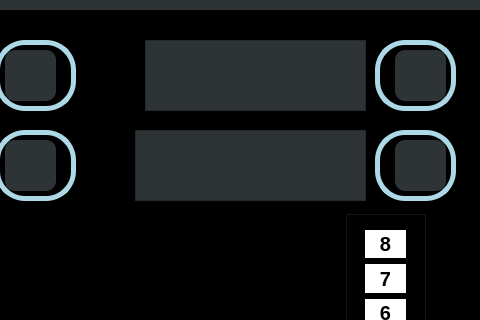
Before: the Qt Designer form Oasis/mainwindow.ui in AmnElDawla/OasisPro, drawn with Qt 5; both pictures show x 95 to 575 and y 0 to 320 of the 1428 by 579 pixel window.
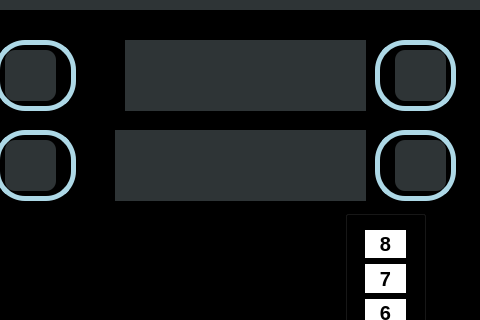
After: the same form once the commit is applied. Icons and pictures are not drawn.

What changed in the file:
```diff
--- a/Oasis/mainwindow.ui
+++ b/Oasis/mainwindow.ui
@@ -613,22 +613,40 @@
     <widget class="QListWidget" name="listDuration">
      <property name="geometry">
       <rect>
-       <x>240</x>
+       <x>220</x>
        <y>30</y>
-       <width>221</width>
+       <width>241</width>
        <height>71</height>
       </rect>
      </property>
+     <property name="styleSheet">
+      <string notr="true"/>
+     </property>
+     <property name="frameShape">
+      <enum>QFrame::NoFrame</enum>
+     </property>
+     <property name="lineWidth">
+      <number>0</number>
+     </property>
     </widget>
     <widget class="QListWidget" name="listSession">
      <property name="geometry">
       <rect>
-       <x>230</x>
+       <x>210</x>
        <y>120</y>
-       <width>231</width>
+       <width>251</width>
        <height>71</height>
       </rect>
      </property>
+     <property name="styleSheet">
+      <string notr="true"/>
+     </property>
+     <property name="frameShape">
+      <enum>QFrame::NoFrame</enum>
+     </property>
+     <property name="lineWidth">
+      <number>0</number>
+     </property>
     </widget>
     <widget class="QGroupBox" name="groupBox_3">
      <property name="geometry">
```
